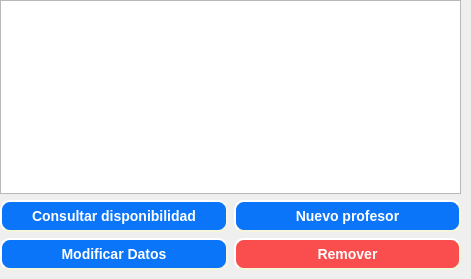
First picture: the form in professorsdialog.ui, repository Santiago-Pinto/colorcraft, before the edit.
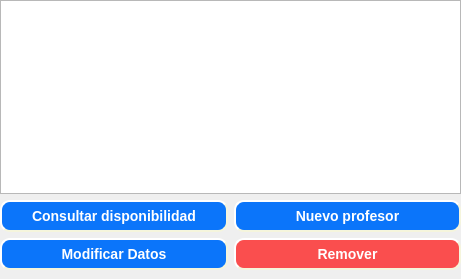
Second picture: the form after the edit.

```diff
--- a/professorsdialog.ui
+++ b/professorsdialog.ui
@@ -6,7 +6,7 @@
    <rect>
     <x>0</x>
     <y>0</y>
-    <width>471</width>
+    <width>461</width>
     <height>279</height>
    </rect>
   </property>
```
